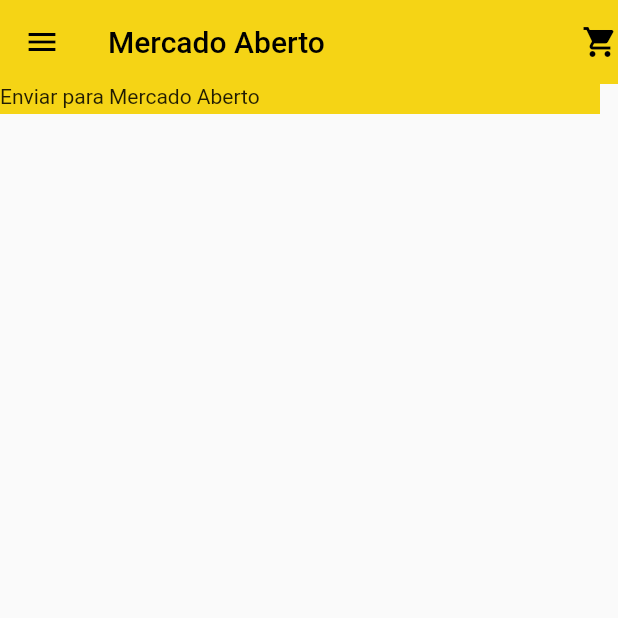
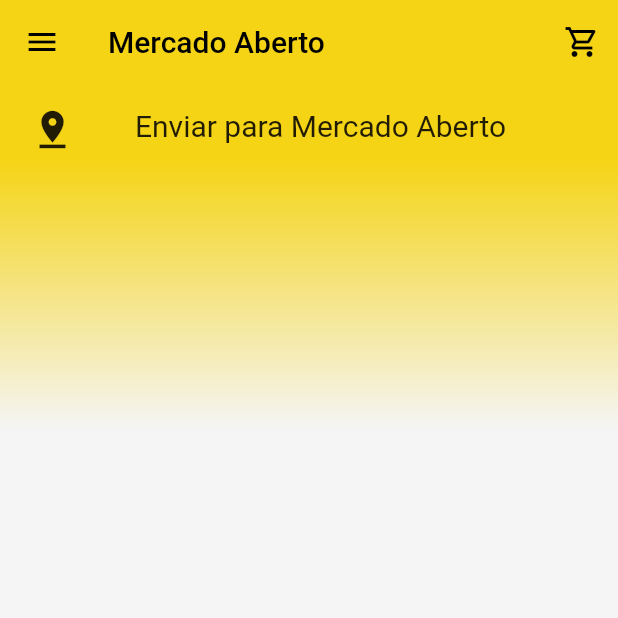
Before and after one commit to Migleu/MercadoAberto, a Flutter app: the screen it shows after launch, on a phone screen of 412 x 824 dp, the top half of it. Run offline on Flutter 3.47's test engine with Material 2 defaults, Android fonts, the phone set to English and light mode, and no system bars.

Commit message:
aula2 02/07/2022

```diff
--- a/lib/main.dart
+++ b/lib/main.dart
@@ -54,27 +54,53 @@ class _MyHomePageState extends State<MyHomePage> {
   @override
   Widget build(BuildContext context) {
     return Scaffold(
+      backgroundColor: Color(0xfff5f5f5),  //Mudar a cor do Aplicativo
       appBar: AppBar(
         elevation: 0,
-        leading: Icon(Icons.menu,color: Colors.black),
+        leading: Icon(Icons.menu,color: Colors.black),  //Icone que vem antes do texto na AppBar
 
-        backgroundColor: Color(0xfff5d415),
+        backgroundColor: Color(0xfff5d415),  //cor da AppBar
+
         title: Text(widget.title,style: TextStyle(color: Colors.black),),
 
+
  actions:[
-   Icon(Icons.shopping_cart,color: Colors.black),
 
+   Padding(padding: EdgeInsets.fromLTRB(0, 0, 12, 0),
+   child: Icon(Icons.shopping_cart_outlined,color: Colors.black),  //icone que vem depois do texto na AppBar
+   ),
  ],
+
+
+     bottom: PreferredSize(
+     preferredSize: Size.fromHeight(50),
+     child: Row(
+       children: [
+         Padding(padding: EdgeInsets.fromLTRB(20, 10, 40, 5),
+         child: Icon(Icons.pin_drop, size: 30),   //Icone antes do sub-texto da AppBar
+         ),
+         Text("Enviar para Mercado Aberto",style: TextStyle(fontSize: 20),),  //sub-texto da AppBar
+       ],
+     ),
+
+     ),
+
+
       ),
-      body: Column(
-        children: [
-          Container(
-            child: Text("Enviar para Mercado Aberto"),
-            width: 400,
-            height: 20,
-            color: Color(0xfff5d415),
-          )
-        ],
+      body: Container(  // criar um container
+
+        height: 180,  // definir o tamanho do container
+
+        decoration: BoxDecoration(  //decoração da box(container)
+          gradient: LinearGradient(  //cor gradiante
+            begin: Alignment.topCenter,  //definir o inicio da gradiante
+            end: Alignment.bottomCenter,  //definir o final da gradiante
+        colors:[  //cores da gradiante
+           Color(0xfff5d415),
+           Color(0xfff5f5f5),
+        ]
+        ),
+        ),
       ),
     );
   }
```
